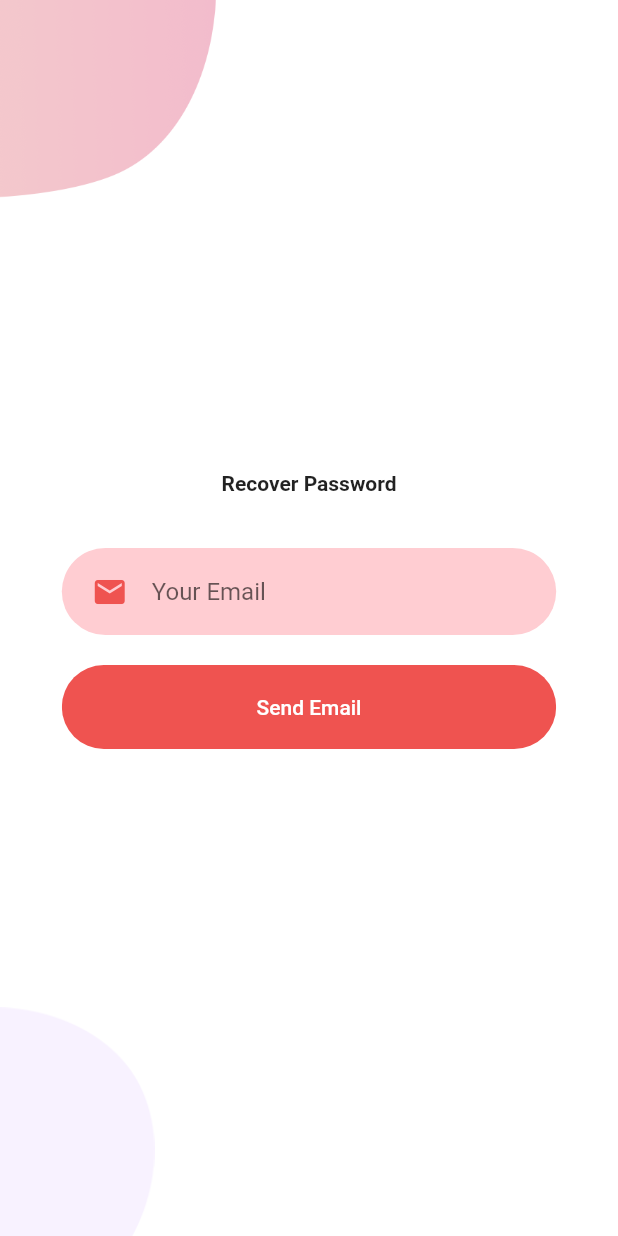
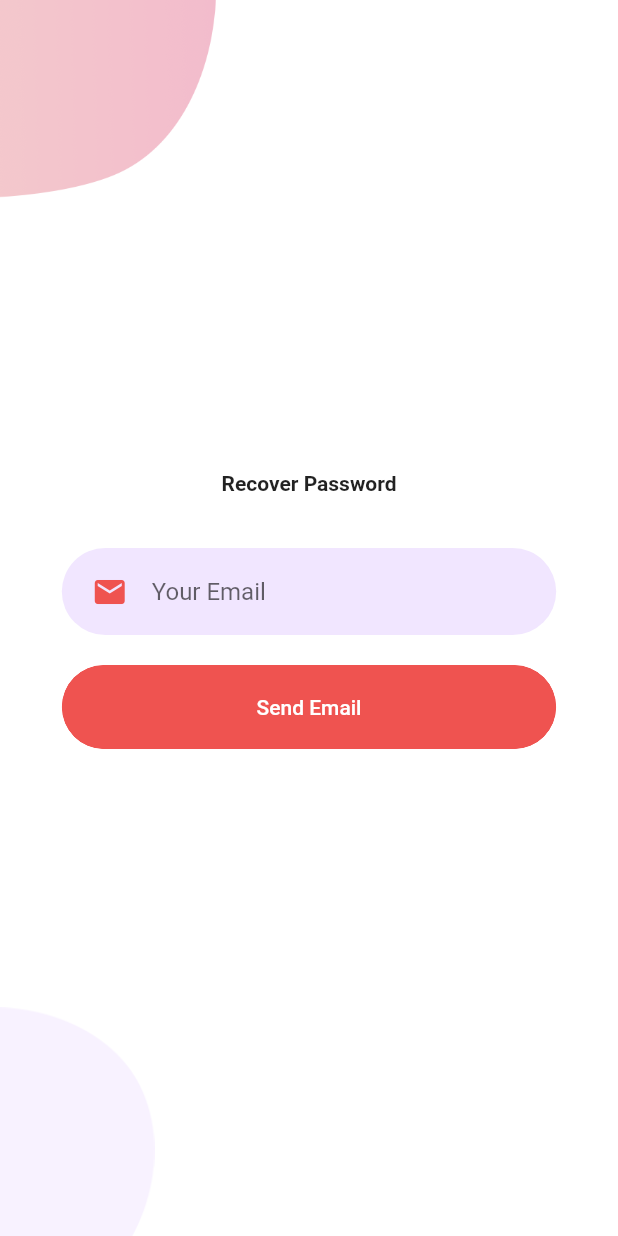
Before and after one commit to dlgutierrez/veciapi, a Flutter app: the RecoverPassPage screen opened directly, on a phone screen of 412 x 824 dp. Run offline on Flutter 3.47's test engine with Material 2 defaults, Android fonts, the phone set to English and light mode, and no system bars; our stand-ins replace flutter_svg.

Commit message:
actualizando iconos

```diff
--- a/lib/constants.dart
+++ b/lib/constants.dart
@@ -1,4 +1,4 @@
 import 'package:flutter/material.dart';
 
 const kPrimaryColor = Color(0xFFEF5350);
-const kPrimaryLightColor = Color(0xFFFFCDD2);
+const kPrimaryLightColor = Color(0xFFF1E6FF);
--- a/lib/src/ui_cliente/components/rounded_button.dart
+++ b/lib/src/ui_cliente/components/rounded_button.dart
@@ -24,6 +24,13 @@ class RoundedButton extends StatelessWidget {
       child: ClipRRect(
         borderRadius: BorderRadius.circular(29),
         child: FlatButton(
+          shape: RoundedRectangleBorder(
+            borderRadius: BorderRadius.circular(30),
+            side: BorderSide(
+              color: Color(0xFFEF5350),
+              width: 1.5,
+            ),
+          ),
           padding: EdgeInsets.symmetric(vertical: 20, horizontal: 40),
           color: color,
           onPressed: press,
--- a/pubspec.yaml
+++ b/pubspec.yaml
@@ -35,6 +35,7 @@ flutter:
   # To add assets to your application, add an assets section, like this:
   assets:
     - assets/images/
+    - assets/icons/
   #   - images/a_dot_ham.jpeg
 
   # An image asset can refer to one or more resolution-specific "variants", see
```
